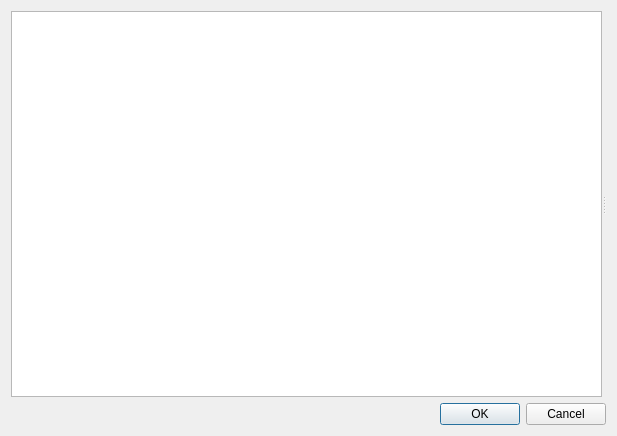
The window that settingsui/csettingsdialog.ui (VioletGiraffe/qtutils) describes before a commit, drawn with Qt 5.
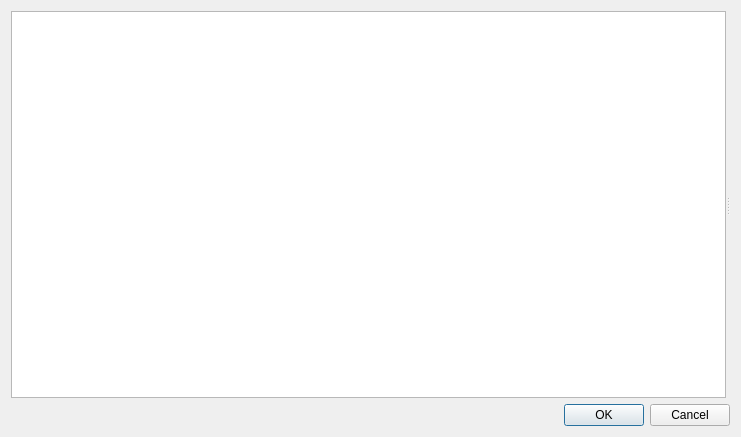
The same window after the commit.

Commit message: Minor settings panel tweak

What changed in the file:
```diff
--- a/settingsui/csettingsdialog.ui
+++ b/settingsui/csettingsdialog.ui
@@ -6,8 +6,8 @@
    <rect>
     <x>0</x>
     <y>0</y>
-    <width>617</width>
-    <height>436</height>
+    <width>741</width>
+    <height>437</height>
    </rect>
   </property>
   <property name="windowTitle">
```
The commit also changes 2 other files.
